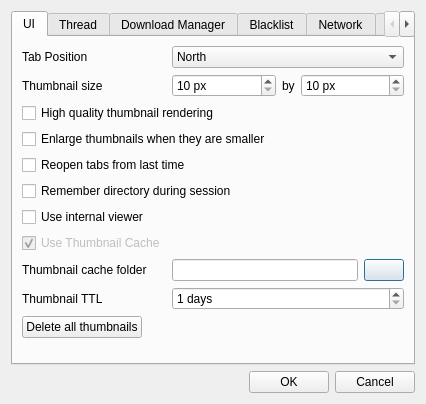
This is gui/uiconfig.ui in chrisdevchroma/fourchan-dl as Qt 5 draws it before an edit. The edited form follows.
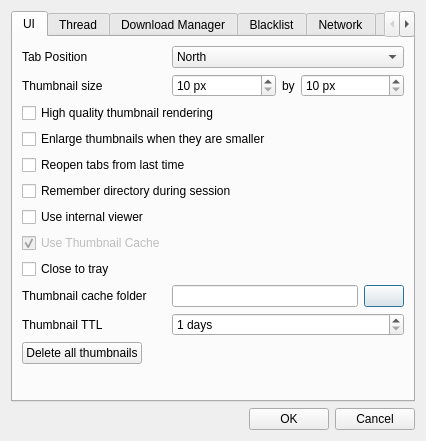
This is the edited form. Icons and pictures are not drawn.

Commit message: Systray Icon * Added option to close to systray

What changed in the file:
```diff
--- a/gui/uiconfig.ui
+++ b/gui/uiconfig.ui
@@ -10,7 +10,7 @@
     <x>0</x>
     <y>0</y>
     <width>426</width>
-    <height>404</height>
+    <height>441</height>
    </rect>
   </property>
   <property name="sizePolicy">
@@ -167,14 +167,14 @@
          </property>
         </widget>
        </item>
-       <item row="9" column="0">
+       <item row="10" column="0">
         <widget class="QLabel" name="label_14">
          <property name="text">
           <string>Thumbnail cache folder</string>
          </property>
         </widget>
        </item>
-       <item row="9" column="1">
+       <item row="10" column="1">
         <layout class="QHBoxLayout" name="horizontalLayout_5">
          <item>
           <widget class="QLineEdit" name="leThumbnailCacheFolder"/>
@@ -192,7 +192,7 @@
          </item>
         </layout>
        </item>
-       <item row="10" column="0">
+       <item row="11" column="0">
         <widget class="QLabel" name="label_16">
          <property name="toolTip">
           <string>Thumbnail Time to live</string>
@@ -202,7 +202,7 @@
          </property>
         </widget>
        </item>
-       <item row="10" column="1">
+       <item row="11" column="1">
         <layout class="QHBoxLayout" name="horizontalLayout_6">
          <item>
           <widget class="QSpinBox" name="sbThumbnailTTL">
@@ -225,7 +225,7 @@
          </item>
         </layout>
        </item>
-       <item row="11" column="0" colspan="2">
+       <item row="12" column="0" colspan="2">
         <layout class="QHBoxLayout" name="horizontalLayout_7">
          <item>
           <widget class="QPushButton" name="btnDeleteAllThumbnails">
@@ -249,7 +249,7 @@
          </item>
         </layout>
        </item>
-       <item row="12" column="0">
+       <item row="13" column="0">
         <spacer name="verticalSpacer_3">
          <property name="orientation">
           <enum>Qt::Vertical</enum>
@@ -282,6 +282,13 @@
          </property>
         </widget>
        </item>
+       <item row="9" column="0" colspan="2">
+        <widget class="QCheckBox" name="cbCloseToTray">
+         <property name="text">
+          <string>Close to tray</string>
+         </property>
+        </widget>
+       </item>
       </layout>
      </widget>
      <widget class="QWidget" name="tab_2">
```
The commit also changes 3 other files.
